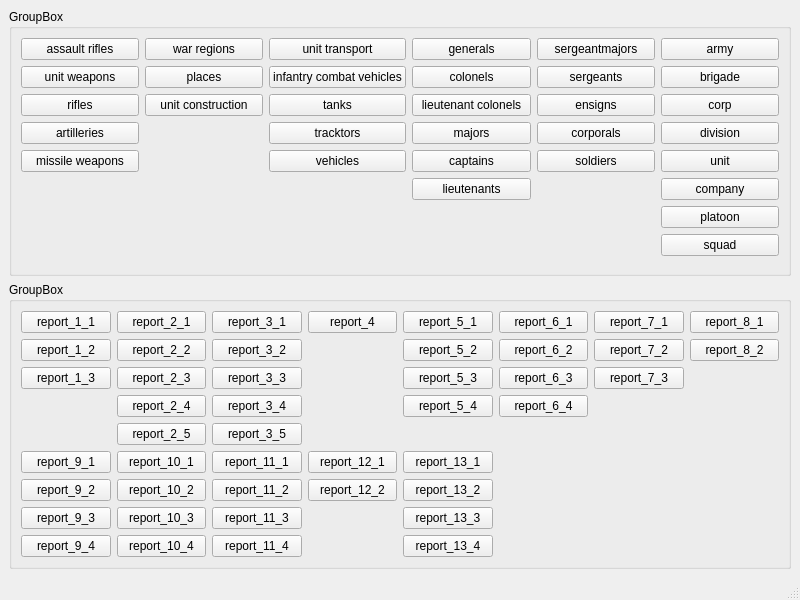
First picture: the form in app/wardbwindow.ui, repository pipichinka/db_war, before the edit.
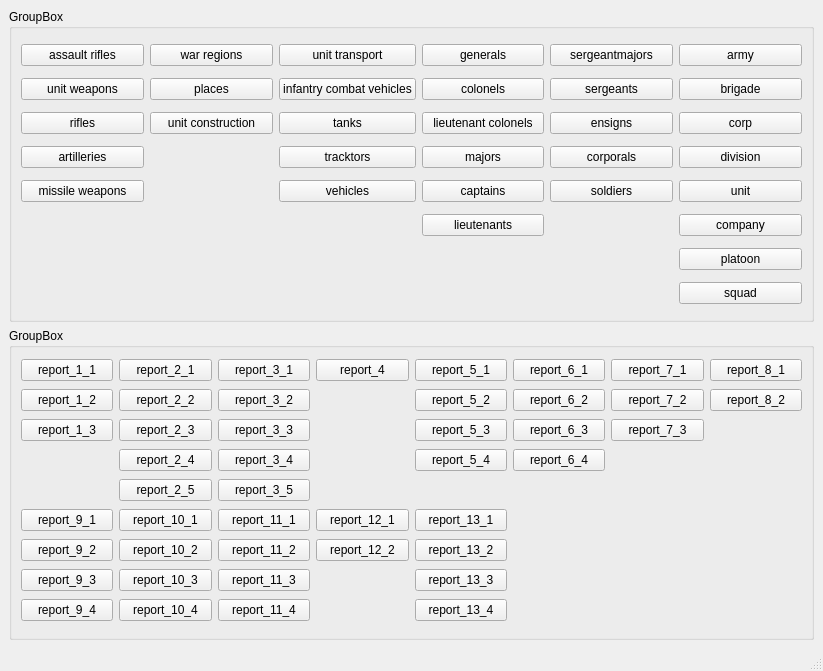
Second picture: the form after the edit.

Diff of the .ui file:
```diff
--- a/app/wardbwindow.ui
+++ b/app/wardbwindow.ui
@@ -6,8 +6,8 @@
    <rect>
     <x>0</x>
     <y>0</y>
-    <width>800</width>
-    <height>600</height>
+    <width>823</width>
+    <height>671</height>
    </rect>
   </property>
   <property name="windowTitle">
```
Left out of the diff: 11 changed lines with no effect on the pictures.
